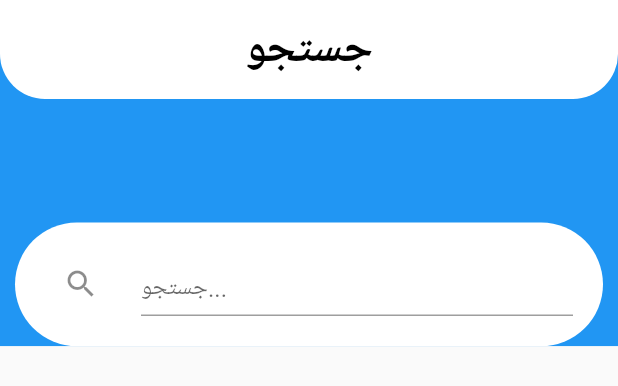
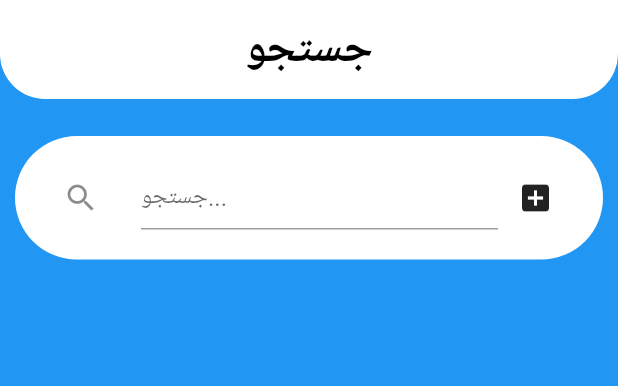
Before and after one commit to pr1266/online_coaching_system_ui_flutter, a Flutter app: the SearchPage_ widget shown alone on an empty page, opened directly, on a phone screen of 412 x 824 dp. Shown: the top 386 px of the screen. Run offline on Flutter 3.47's test engine with Material 2 defaults, Android fonts, the phone set to English and light mode, and no system bars; our stand-ins replace circular_profile_avatar, validators; network calls fail.

Commit message:
'some_changes'

```diff
--- a/lib/athlete/search.dart
+++ b/lib/athlete/search.dart
@@ -1,6 +1,12 @@
 import 'package:flutter/material.dart';
+import 'package:online_coaching/services/athlete.dart';
+import 'package:online_coaching/services/auth.dart';
+import 'package:online_coaching/models/models.dart';
 
 class SearchPage_ extends StatefulWidget{
+  final header;
+  SearchPage_({this.header});
+
   @override
   State<StatefulWidget> createState() {
     // TODO: implement createState
@@ -8,16 +14,37 @@ class SearchPage_ extends StatefulWidget{
   }
 }
 class SearchPage extends State<SearchPage_>{
+
+  List<Coachs> coaches = [];
+  var header;
+
+  getToken() async{
+      var response = await Auth().getToken('admin', 'admin');
+      var token = response['token'];
+      header = {
+        'Authorization': 'JWT ${token}'
+      };
+      print('header');
+      print(header);
+  }
+
+  @override
+  void initState() {
+    // TODO: implement initState
+    super.initState();
+    getToken();
+  }
+
   final GlobalKey<FormState> _formKey = GlobalKey<FormState>();
   bool searched = false;
+  bool filter = false;
   String _search_val;
   @override
   Widget build(BuildContext context) {
     // TODO: implement build
     return Container(
       color: Colors.blue,
-      child: ListView(
-        shrinkWrap: true,
+      child: Column(
         children: <Widget>[
           new Container(
             height: MediaQuery.of(context).size.height * .08,
@@ -36,7 +63,7 @@ class SearchPage extends State<SearchPage_>{
             alignment: Alignment.center,
           ),
           new Container(
-            height: MediaQuery.of(context).size.height * .1,
+            height: MediaQuery.of(context).size.height * .03,
           ),
           new Container(
               margin: EdgeInsets.only(left: 10, right: 10),
@@ -48,7 +75,10 @@ class SearchPage extends State<SearchPage_>{
                 ),
               ),
               child: new Container(
-              child : new Form(
+                child: new Row(
+                  children: <Widget>[
+                    new Flexible(
+                      child: new Form(
                         key: _formKey,
                         child : new TextFormField(
                           onSaved: (String value) {
@@ -56,7 +86,7 @@ class SearchPage extends State<SearchPage_>{
                           },
                           decoration: new InputDecoration(
                             hintText: 'جستجو...',
-                    contentPadding: EdgeInsets.only(right: 20),
+                            //contentPadding: EdgeInsets.only(right: 20),
                             icon: IconButton(
                               icon : Icon(Icons.search),
                               onPressed: (){
@@ -67,17 +97,67 @@ class SearchPage extends State<SearchPage_>{
                           ),
                         ),
                       ),
+                    ),
+                    new GestureDetector(
+                      onTap: (){
+                        setState(() {
+                          filter = !filter;
+                          print(filter);
+                        });
+                      },
+                      child: Container(
+                        width: 50,
+                        child: new Icon(Icons.add_box),
+                      ),
+                    ),
+                  ],
+                ),
                 margin: EdgeInsets.all(20),
               )
           ),
-          searched == 0 ? null :
-              ListView(
+          new Expanded(
+            child: new SizedBox(
+              child: ListView.builder(
                 shrinkWrap: true,
+                itemCount: coaches.length,
+                itemBuilder: (BuildContext context, int index){
+                  return Container(
+                    height: MediaQuery.of(context).size.height * .1,
+                    margin: EdgeInsets.only(right: 15 , left: 15, top: 5),
+                    decoration: BoxDecoration(
+                      borderRadius: BorderRadius.all(Radius.circular(15)),
+                      color: Colors.white,
+                    ),
+                    child: new Row(
                       children: <Widget>[
-                  Container(
+                        new Container(
+                          padding: EdgeInsets.only(right: 10),
+                          decoration: BoxDecoration(
+                            color: Colors.white,
+                            borderRadius: BorderRadius.all(Radius.circular(20))
+                          ),
+                          height: 60,
+                          width: 70,
+                          child: new CircleAvatar(
+                              backgroundImage: AssetImage('assets/1.jpg'),
+                          ),
+                        ),
+                        new Container(
+                          padding: EdgeInsets.only(right: 15),
+                          color: Colors.white,
+                          child: new Text(
+                            coaches[index].first_name + ' ' + coaches[index].last_name,
+                            style: new TextStyle(
                               color: Colors.black,
-                  )
+                              fontSize: 30
+                            ),
+                          ),
+                        ),
                       ],
+                    ),
+                  );
+              }),
+            ),
           )
         ],
       ),
@@ -89,5 +169,13 @@ class SearchPage extends State<SearchPage_>{
     searched = true;
     //_formKey.currentState.save();
     print(_search_val);
+    var response = await Services().search(_search_val, header);
+    print(response['coaches']);
+    coaches.add(response['coaches']);
+    setState(() {
+      searched = true;
+      print(searched);
+      print(coaches);
+    });
   }
 }
--- a/lib/services/auth.dart
+++ b/lib/services/auth.dart
@@ -27,7 +27,6 @@ class Auth{
     print(body);
     var response;
     if(Type){
-
       response = await http.post('http://10.0.2.2:8000/get_username_athlete/', headers: Header, body: body);
     } else {
       response = await http.post('http://10.0.2.2:8000/get_username_coach/', headers: Header, body: body);
```
Also changed, not shown: lib/services/athlete.dart (+4 -7 lines). Lines whose indentation alone changed are shown as unchanged.
